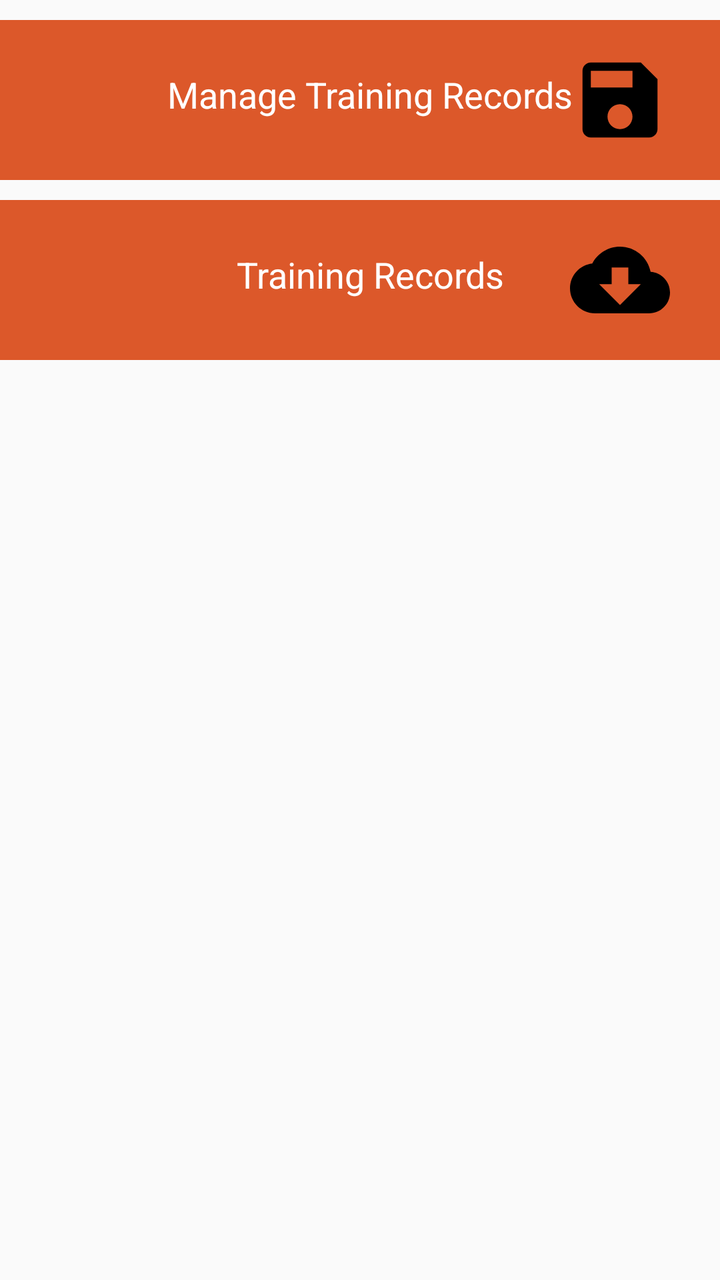
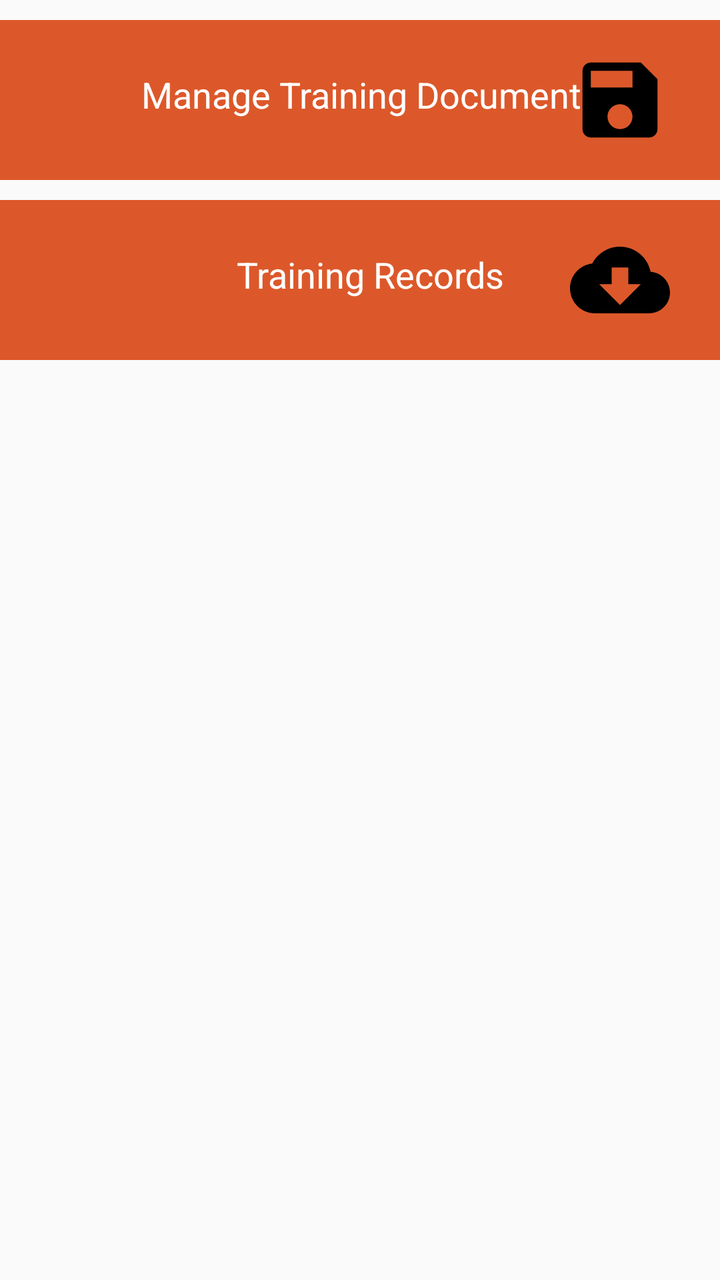

Screens rendered from an Android XML layout before and after an edit, with the pre-edit source and the edit as a unified diff.
<!-- AndroidManifest.xml: application theme AppCompactTheme -->
<!-- res/layout/activity_records.xml -->
<?xml version="1.0" encoding="utf-8"?>
<LinearLayout xmlns:android="http://schemas.android.com/apk/res/android"
    xmlns:app="http://schemas.android.com/apk/res-auto"
    xmlns:tools="http://schemas.android.com/tools"
    android:layout_width="match_parent"
    android:layout_height="match_parent"
    android:orientation="vertical"
    tools:context=".Records"
    android:layout_margin="10dp"
    >
    <RelativeLayout
        android:id="@+id/manage_training_btn"
        android:layout_width="wrap_content"
        android:layout_height="80dp"
        android:background="@color/ofis_action_button_background"
        android:layout_marginBottom="10dp"
        android:gravity="center"
        android:paddingLeft="10dp"
        android:layout_marginTop="10dp"
        >
        <TextView
            android:layout_width="match_parent"
            android:layout_height="wrap_content"
            android:text="Manage Training Records"
            android:textAlignment="center"
            android:layout_margin="@dimen/margin_10"
            android:textColor="@color/white"
            android:layout_marginLeft="20dp"
            android:textSize="18sp"
            />
        <ImageView
            android:layout_width="100dp"
            android:layout_height="50dp"
            android:src="@drawable/save"
            android:layout_alignParentRight="true"
            app:tint="@color/white" />
    </RelativeLayout>
    <RelativeLayout
        android:id="@+id/training_records_btn"
        android:layout_width="wrap_content"
        android:layout_height="80dp"
        android:background="@color/ofis_action_button_background"
        android:layout_marginBottom="10dp"
        android:gravity="center"
        android:paddingLeft="10dp"
       >
        <TextView
            android:layout_width="match_parent"
            android:layout_height="wrap_content"
            android:text="Training Records"
            android:textAlignment="center"
            android:layout_margin="@dimen/margin_10"
            android:textColor="@color/white"
            android:layout_marginLeft="20dp"
            android:textSize="18sp"
           />
        <ImageView
            android:layout_width="100dp"
            android:layout_height="50dp"
            android:src="@drawable/download"
            android:layout_alignParentRight="true"
            app:tint="@color/white"
            />
    </RelativeLayout>

</LinearLayout>
<!-- resources referenced by this layout -->
<resources>
  <color name="ofis_action_button_background">#dc582a</color>
  <color name="white">#FFFFFF</color>
  <dimen name="margin_10">10dp</dimen>
  <!-- drawable download (drawable) -->
  <vector android:height="24dp" android:tint="#000000"
      android:viewportHeight="24" android:viewportWidth="24"
      android:width="24dp" xmlns:android="http://schemas.android.com/apk/res/android">
      <path android:fillColor="@android:color/white" android:pathData="M19.35,10.04C18.67,6.59 15.64,4 12,4 9.11,4 6.6,5.64 5.35,8.04 2.34,8.36 0,10.91 0,14c0,3.31 2.69,6 6,6h13c2.76,0 5,-2.24 5,-5 0,-2.64 -2.05,-4.78 -4.65,-4.96zM17,13l-5,5 -5,-5h3V9h4v4h3z"/>
  </vector>
  <!-- drawable save (drawable) -->
  <vector android:height="24dp" android:tint="#000000"
      android:viewportHeight="24" android:viewportWidth="24"
      android:width="24dp" xmlns:android="http://schemas.android.com/apk/res/android">
      <path android:fillColor="@android:color/white" android:pathData="M17,3L5,3c-1.11,0 -2,0.9 -2,2v14c0,1.1 0.89,2 2,2h14c1.1,0 2,-0.9 2,-2L21,7l-4,-4zM12,19c-1.66,0 -3,-1.34 -3,-3s1.34,-3 3,-3 3,1.34 3,3 -1.34,3 -3,3zM15,9L5,9L5,5h10v4z"/>
  </vector>
  <style name="AppCompactTheme" parent="Theme.AppCompat.Light">
          
          <item name="spinnerStyle">@android:style/Widget.Holo.Light.Spinner</item>
          <item name="android:spinnerItemStyle">@style/SpinnerItem</item>
          <item name="spinnerDropDownItemStyle">@style/SpinnerItem.DropDownItem</item>
          <item name="dropDownListViewStyle">@style/StandardSpinner</item>
  
          <item name="actionBarStyle">@style/AppTheme.ActionBarStyle</item>
          <item name="android:splitMotionEvents">false</item>
          <item name="android:windowEnableSplitTouch">false</item>
  
      </style>
  <style name="SpinnerItem" parent="Widget.AppCompat.TextView.SpinnerItem">
          <item name="android:textColor">@color/ofis_base_font_white</item>
          <item name="android:textSize">@dimen/ofis_spinner_text</item>
      </style>
  <style name="SpinnerItem.DropDownItem" parent="Widget.AppCompat.Light.DropDownItem.Spinner">
          <item name="android:textColor">@color/ofis_text_field</item>
          <item name="background">@color/ofis_spinner_item_background</item>
      </style>
  <style name="StandardSpinner" parent="Widget.AppCompat.ListView.DropDown">
          <item name="android:dividerHeight">@dimen/ofis_spinner_itemseparator</item>
          <item name="divider">@color/ofis_spinner_divider</item>
      </style>
  <style name="AppTheme.ActionBarStyle" parent="Theme.AppCompat.Light">
          <item name="titleTextStyle">@style/AppTheme.ActionBar.TitleTextStyle</item>
      </style>
  <color name="ofis_base_font_white">#ffffff</color>
  <dimen name="ofis_spinner_text">14sp</dimen>
  <color name="ofis_text_field">#DE000000</color>
  <color name="ofis_spinner_item_background">@color/ofis_actionbar_background</color>
  <dimen name="ofis_spinner_itemseparator">1dp</dimen>
  <color name="ofis_spinner_divider">#ff333333</color>
  <style name="AppTheme.ActionBar.TitleTextStyle" parent="android:TextAppearance">
          <item name="android:textSize">@dimen/ofis_large_text</item>
          <item name="android:textStyle">bold</item>
      </style>
  <color name="ofis_actionbar_background">#dddddd</color>
  <dimen name="ofis_large_text">17sp</dimen>
</resources>

<!-- the commit's change to res/layout/activity_records.xml (unified diff, before → after) -->
@@ -21,7 +21,7 @@
         <TextView
             android:layout_width="match_parent"
             android:layout_height="wrap_content"
-            android:text="Manage Training Records"
+            android:text="@string/manage_training_documents"
             android:textAlignment="center"
             android:layout_margin="@dimen/margin_10"
             android:textColor="@color/white"
@@ -44,16 +44,19 @@
         android:gravity="center"
         android:paddingLeft="10dp"
        >
+
         <TextView
             android:layout_width="match_parent"
             android:layout_height="wrap_content"
-            android:text="Training Records"
+            android:layout_marginStart="@dimen/margin_10"
+            android:layout_marginLeft="20dp"
+            android:layout_marginTop="@dimen/margin_10"
+            android:layout_marginEnd="@dimen/margin_10"
+            android:layout_marginBottom="@dimen/margin_10"
+            android:text="@string/training_records"
             android:textAlignment="center"
-            android:layout_margin="@dimen/margin_10"
             android:textColor="@color/white"
-            android:layout_marginLeft="20dp"
-            android:textSize="18sp"
-           />
+            android:textSize="18sp" />
         <ImageView
             android:layout_width="100dp"
             android:layout_height="50dp"
<!-- resource entries referenced after the edit -->
@@ -15,6 +15,8 @@
       android:width="24dp" xmlns:android="http://schemas.android.com/apk/res/android">
       <path android:fillColor="@android:color/white" android:pathData="M17,3L5,3c-1.11,0 -2,0.9 -2,2v14c0,1.1 0.89,2 2,2h14c1.1,0 2,-0.9 2,-2L21,7l-4,-4zM12,19c-1.66,0 -3,-1.34 -3,-3s1.34,-3 3,-3 3,1.34 3,3 -1.34,3 -3,3zM15,9L5,9L5,5h10v4z"/>
   </vector>
+  <string name="manage_training_documents">Manage Training Documents</string>
+  <string name="training_records">Training Records</string>
   <style name="AppCompactTheme" parent="Theme.AppCompat.Light">
           
           <item name="spinnerStyle">@android:style/Widget.Holo.Light.Spinner</item>
